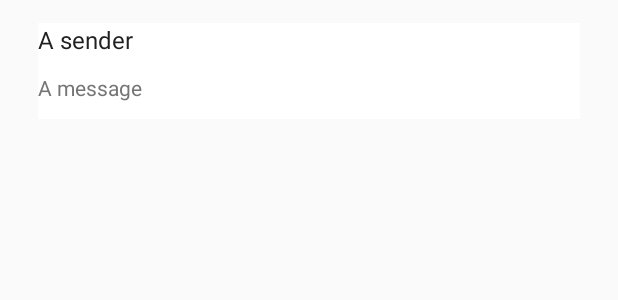
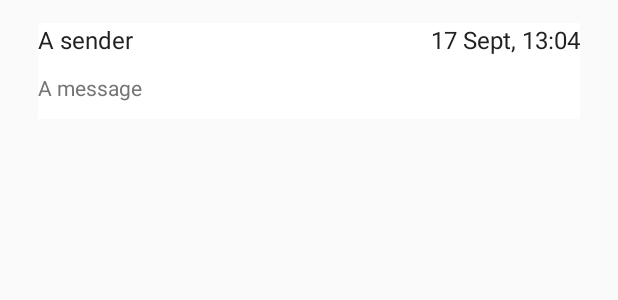
Before and after one commit to rkoconpwr/spamaway_android, an Android app: the layout content_sms_list.xml on its own in the app's theme, with its tools: preview values and no code run, on a phone screen of 412 x 824 dp. Shown: the top 300 px of the screen. Run offline under Robolectric (Android 15) with nearby library versions, the phone set to English and light mode, and no system bars.

Commit message:
SmsListActivity: added date on list

```diff
--- a/app/src/main/java/com/koconr/smspam/database/DataBaseCache.java
+++ b/app/src/main/java/com/koconr/smspam/database/DataBaseCache.java
@@ -8,6 +8,7 @@ import android.support.annotation.VisibleForTesting;
 import com.koconr.smspam.database.dao.MessageDao;
 import com.koconr.smspam.model.Message;
 
+import java.util.Date;
 import java.util.List;
 
 public class DataBaseCache {
@@ -46,8 +47,8 @@ public class DataBaseCache {
         messages.add(message);
     }
 
-    public void addMessage(String sender, String content, float spamProbability) {
-        Message message = new Message(sender, content, spamProbability);
+    public void addMessage(String sender, String content, float spamProbability, Date date) {
+        Message message = new Message(sender, content, spamProbability, date.getTime());
         this.addMessage(message);
     }
 
--- a/app/src/main/java/com/koconr/smspam/model/Message.java
+++ b/app/src/main/java/com/koconr/smspam/model/Message.java
@@ -8,10 +8,11 @@ import android.arch.persistence.room.PrimaryKey;
 @Entity
 public class Message {
 
-    public Message(String sender, String content, float spamProbability) {
+    public Message(String sender, String content, float spamProbability, long date) {
         this.spamProbability = spamProbability;
         this.content = content;
         this.sender = sender;
+        this.date = date;
     }
 
     @PrimaryKey(autoGenerate = true)
@@ -26,4 +27,7 @@ public class Message {
     @ColumnInfo(name = "spamProbability")
     public float spamProbability;
 
+    @ColumnInfo(name = "date")
+    public long date;
+
 }
--- a/app/src/main/java/com/koconr/smspam/services/SmsReceiver.java
+++ b/app/src/main/java/com/koconr/smspam/services/SmsReceiver.java
@@ -21,6 +21,7 @@ import org.json.JSONException;
 import org.json.JSONObject;
 
 import java.nio.charset.StandardCharsets;
+import java.util.Date;
 import java.util.HashMap;
 import java.util.Map;
 
@@ -74,7 +75,7 @@ public class SmsReceiver extends BroadcastReceiver {
                         AppExecutors.getInstance().databaseThread().execute(
                                 () -> {
                                     final DataBaseCache dataBaseCache = DataBaseCache.getDataBaseCache(context);
-                                    dataBaseCache.addMessage(sender, content, spamProbability.getSpamPropability());
+                                    dataBaseCache.addMessage(sender, content, spamProbability.getSpamPropability(), new Date());
                                 }
                         );
                         notification.displayNotification(smsMessage, context, spamProbability.getSpamPropability());
--- a/app/src/main/res/layout/content_sms_list.xml
+++ b/app/src/main/res/layout/content_sms_list.xml
@@ -1,42 +1,56 @@
 <?xml version="1.0" encoding="utf-8"?>
-<LinearLayout xmlns:android="http://schemas.android.com/apk/res/android"
+<android.support.constraint.ConstraintLayout xmlns:android="http://schemas.android.com/apk/res/android"
     xmlns:app="http://schemas.android.com/apk/res-auto"
-    android:orientation="vertical"
+    xmlns:tools="http://schemas.android.com/tools"
     android:id="@+id/content_sms_list"
     android:layout_width="match_parent"
+    android:layout_height="?android:listPreferredItemHeight"
     android:layout_marginHorizontal="25dp"
     android:layout_marginVertical="15dp"
-    android:layout_height="?android:listPreferredItemHeight"
     app:theme="@style/ListStyle">
 
     <TextView
         android:id="@+id/smsPrimaryText"
         android:layout_width="wrap_content"
+        android:layout_height="wrap_content"
+        android:ellipsize="end"
+        android:maxLength="30"
+        android:maxLines="1"
+        android:text="A sender"
+        android:textAppearance="?android:textAppearanceListItem"
         android:textColor="@color/textColorPrimary"
+        app:layout_constraintStart_toStartOf="parent"
+        app:layout_constraintTop_toTopOf="parent" />
+
+    <TextView
+        android:id="@+id/smsPrimaryDate"
+        android:layout_width="wrap_content"
         android:layout_height="wrap_content"
-        android:text="A sender"
+        android:ellipsize="end"
+        android:maxLength="60"
         android:maxLines="1"
-        android:maxLength="60"
-        android:ellipsize="end"
-        android:textAppearance="?android:textAppearanceListItem" />
+        android:text="17 Sept, 13:04"
+        android:textAppearance="?android:textAppearanceListItem"
+        android:textColor="@color/textColorPrimary"
+        app:layout_constraintEnd_toEndOf="parent"
+        app:layout_constraintTop_toTopOf="parent" />
 
 
-    <LinearLayout
-        android:layout_width="match_parent"
-        android:layout_height="match_parent"
-        android:gravity="center_vertical"
-        >
-
-        <TextView
+    <TextView
         android:id="@+id/smsSecondaryText"
         android:layout_width="wrap_content"
         android:layout_height="wrap_content"
-        android:textColor="@color/textColorSecondary"
+        android:layout_marginTop="12dp"
+        android:layout_marginBottom="12dp"
         android:ellipsize="end"
         android:maxLength="180"
         android:maxLines="2"
         android:text="A message"
-        android:textAppearance="?android:textAppearanceListItemSecondary" />
+        android:textAppearance="?android:textAppearanceListItemSecondary"
+        android:textColor="@color/textColorSecondary"
+        app:layout_constraintBottom_toBottomOf="parent"
+        app:layout_constraintStart_toStartOf="parent"
+        app:layout_constraintTop_toBottomOf="@+id/smsPrimaryText" />
 
-    </LinearLayout>
-</LinearLayout>
+
+</android.support.constraint.ConstraintLayout>
```
Also changed, not shown: app/src/main/java/com/koconr/smspam/model/MessagesAdapter.java (+10 -0 lines).
